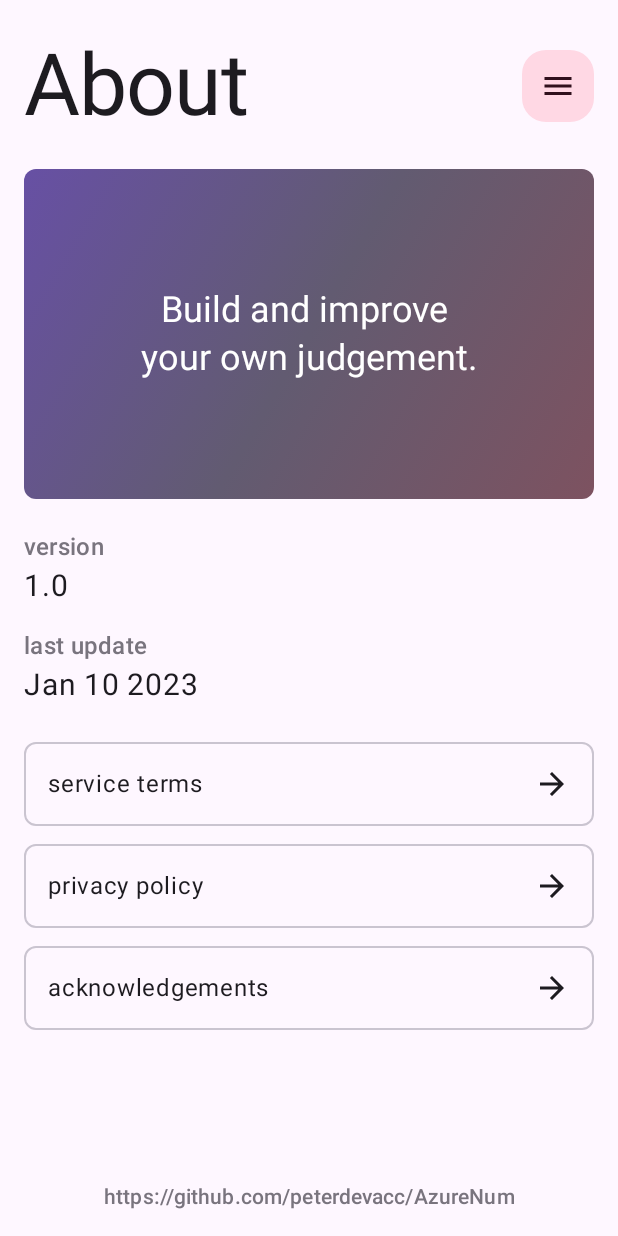
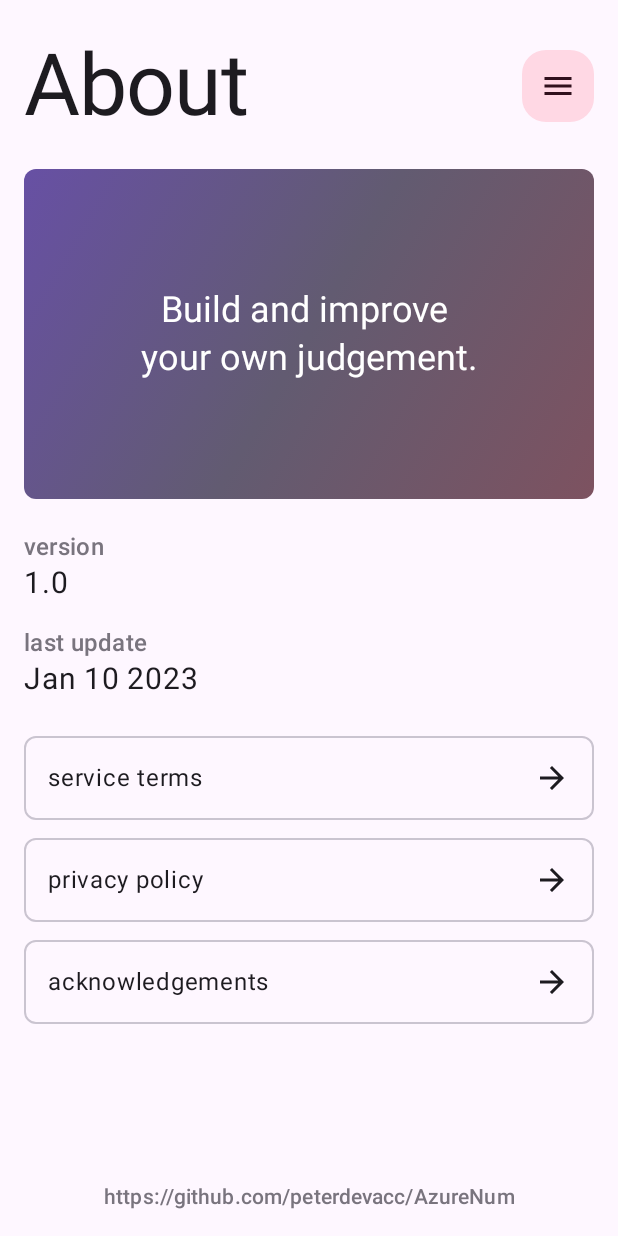
Before and after one commit to peterdevacc/Azure, an Android app built with Jetpack Compose: the AboutScreen screen opened through its navigation route, on a phone screen of 412 x 824 dp. Run offline under Robolectric (Android 15) with nearby library versions, the light colour scheme and no system bars; our stand-ins replace Dagger/Hilt's generated code, accompanist, constraintlayout-compose, window size class.

Commit message:
improve support for accessibility in About screen

```diff
--- a/app/src/main/java/com/peter/azure/ui/about/AboutAppItem.kt
+++ b/app/src/main/java/com/peter/azure/ui/about/AboutAppItem.kt
@@ -12,6 +12,9 @@ import androidx.compose.material3.MaterialTheme
 import androidx.compose.material3.Text
 import androidx.compose.runtime.Composable
 import androidx.compose.ui.Modifier
+import androidx.compose.ui.semantics.clearAndSetSemantics
+import androidx.compose.ui.semantics.text
+import androidx.compose.ui.text.AnnotatedString
 import androidx.compose.ui.tooling.preview.Preview
 import androidx.compose.ui.unit.dp
 import androidx.compose.ui.unit.sp
@@ -22,18 +25,24 @@ fun AboutAppItem(
     heading: String, text: String,
     modifier: Modifier
 ) {
-    Column(modifier = modifier) {
+    Column(
+        modifier = modifier
+            .clearAndSetSemantics {
+                this.text = AnnotatedString(
+                    text = "$heading, $text"
+                )
+            }
+    ) {
         Text(
             text = heading,
             style = MaterialTheme.typography.titleMedium,
-            color = MaterialTheme.colorScheme.outline,
+            color = MaterialTheme.colorScheme.outline
         )
         Text(
             text = text,
             style = MaterialTheme.typography.bodyLarge,
             color = MaterialTheme.colorScheme.onBackground,
-            fontSize = 20.sp,
-            modifier = Modifier.padding(top = 2.dp)
+            fontSize = 20.sp
         )
     }
 }
--- a/app/src/main/java/com/peter/azure/ui/about/AboutInfoItem.kt
+++ b/app/src/main/java/com/peter/azure/ui/about/AboutInfoItem.kt
@@ -5,8 +5,13 @@
 
 package com.peter.azure.ui.about
 
-import androidx.compose.foundation.layout.*
-import androidx.compose.material3.*
+import androidx.compose.foundation.layout.PaddingValues
+import androidx.compose.foundation.layout.Spacer
+import androidx.compose.foundation.layout.size
+import androidx.compose.material3.Icon
+import androidx.compose.material3.MaterialTheme
+import androidx.compose.material3.OutlinedButton
+import androidx.compose.material3.Text
 import androidx.compose.runtime.Composable
 import androidx.compose.ui.Modifier
 import androidx.compose.ui.res.painterResource
@@ -15,40 +20,39 @@ import androidx.compose.ui.unit.dp
 import com.peter.azure.R
 import com.peter.azure.data.entity.Info
 
-@OptIn(ExperimentalMaterial3Api::class)
 @Composable
 fun AboutInfoItem(
-    heading: Pair<String, Info.Type>,
+    infoType: Info.Type,
     navigateToInfo: (Info.Type) -> Unit,
     modifier: Modifier
 ) {
-    OutlinedCard(
+    val title = when (infoType) {
+        Info.Type.SERVICE -> stringResource(R.string.service_title)
+        Info.Type.PRIVACY -> stringResource(R.string.privacy_title)
+        Info.Type.ACKNOWLEDGEMENTS -> stringResource(R.string.acknowledgement_title)
+    }
+    val heading = title to infoType
+    val description = stringResource(
+        R.string.navigate_to_contract_description, heading.second.name
+    )
+
+    OutlinedButton(
         onClick = { navigateToInfo(heading.second) },
+        shape = MaterialTheme.shapes.medium,
+        contentPadding = PaddingValues(16.dp),
         modifier = modifier
-    ) {
-        Row(
-            modifier = Modifier.padding(16.dp)
     ) {
         Text(
             text = heading.first,
             style = MaterialTheme.typography.bodyLarge,
-                color = MaterialTheme.colorScheme.onSurface
+            color = MaterialTheme.colorScheme.onBackground
         )
         Spacer(modifier = Modifier.weight(1f))
         Icon(
             painter = painterResource(R.drawable.ic_arrow_forward_24),
-                contentDescription = stringResource(R.string.icon_cd_navigate_to, heading),
-                tint = MaterialTheme.colorScheme.onSurface,
+            contentDescription = description,
+            tint = MaterialTheme.colorScheme.onBackground,
             modifier = Modifier.size(24.dp)
         )
     }
 }
-}
-
-//@Preview(showBackground = true)
-//@Composable
-//fun AboutInfoItemPreview() {
-//    AzureTheme {
-//        AboutInfoItem() {}
-//    }
-//}
--- a/app/src/main/java/com/peter/azure/ui/about/AboutScreen.kt
+++ b/app/src/main/java/com/peter/azure/ui/about/AboutScreen.kt
@@ -215,21 +215,13 @@ fun AboutContent(
                     .padding(bottom = 8.dp)
                     .fillMaxWidth()
             }
-            AboutInfoItem(
-                heading = stringResource(R.string.service_title) to Info.Type.SERVICE,
-                navigateToInfo = navigateToContract,
-                modifier = infoItemModifier
-            )
-            AboutInfoItem(
-                heading = stringResource(R.string.privacy_title) to Info.Type.PRIVACY,
-                navigateToInfo = navigateToContract,
-                modifier = infoItemModifier
-            )
-            AboutInfoItem(
-                heading = stringResource(R.string.acknowledgement_title) to Info.Type.ACKNOWLEDGEMENTS,
-                navigateToInfo = navigateToContract,
-                modifier = infoItemModifier
-            )
+            Info.Type.values().forEach {
+                AboutInfoItem(
+                    infoType = it,
+                    navigateToInfo = navigateToContract,
+                    modifier = infoItemModifier
+                )
+            }
             Spacer(modifier = Modifier.weight(1f))
             SelectionContainer {
                 Text(
@@ -256,6 +248,6 @@ fun AboutContent(
 fun AboutScreenPreview() {
     val navDialogState = remember { mutableStateOf(false) }
     AzureTheme {
-        AboutContent({}, true, true, navDialogState, {})
+        AboutContent({}, isPortrait = true, isCompact = true, navDialogState, {})
     }
 }
--- a/app/src/main/res/values/strings.xml
+++ b/app/src/main/res/values/strings.xml
@@ -99,6 +99,10 @@
     <string name="icon_cd_mark_wrong">mark wrong</string>
     <string name="icon_cd_mark_none">mark none</string>
 
+    <string name="navigate_to_contract_description">
+        Navigate to %1$s contract screen
+    </string>
+
     <string name="navigation_dialog_item_description">
         %1$s screen destination
     </string>
```
Lines whose indentation alone changed are shown as unchanged.
